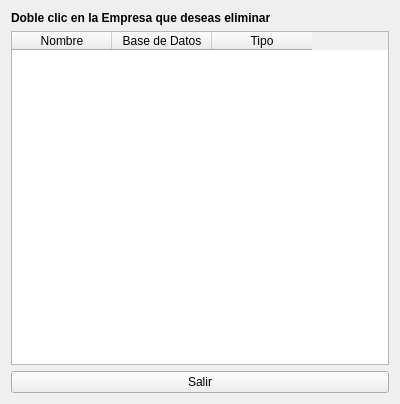
First picture: the form in bulmages/bulmasetup/eliminarempresabase.ui, repository eboladev/Bulmages-1, before the edit.
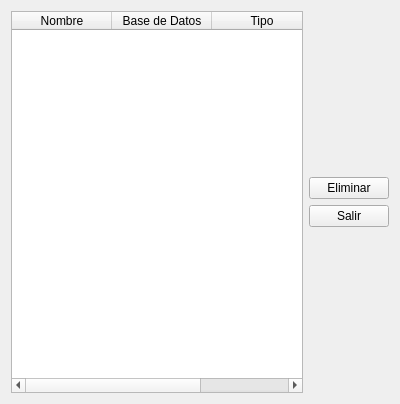
Second picture: the form after the edit. Icons and pictures are not drawn.

Commit message: modifico el modulo de eliminar empresas existentes, cambio la accion necesaria para borrar la empresa, haia que hacer doble clic en la fila de la empresa, ahora he añadido un boton eliminar, y coje el nombre de la base de datos de la fila que este seleccionada.

The edit to the form file:
```diff
--- a/bulmages/bulmasetup/eliminarempresabase.ui
+++ b/bulmages/bulmasetup/eliminarempresabase.ui
@@ -36,21 +36,6 @@
   </property>
   <layout class="QGridLayout" name="gridLayout">
    <item row="0" column="0">
-    <widget class="QLabel" name="label">
-     <property name="font">
-      <font>
-       <weight>75</weight>
-       <bold>true</bold>
-       <strikeout>false</strikeout>
-       <kerning>true</kerning>
-      </font>
-     </property>
-     <property name="text">
-      <string>Doble clic en la Empresa que deseas eliminar</string>
-     </property>
-    </widget>
-   </item>
-   <item row="1" column="0">
     <widget class="QTableWidget" name="lista_empresas">
      <property name="focusPolicy">
       <enum>Qt::ClickFocus</enum>
@@ -117,16 +102,57 @@
      </column>
     </widget>
    </item>
-   <item row="2" column="0">
-    <widget class="QPushButton" name="mui_cancelar">
-     <property name="text">
-      <string>Salir</string>
-     </property>
-     <property name="icon">
-      <iconset resource="resources.qrc">
-       <normaloff>:/images/bulmasetup_exit.png</normaloff>:/images/bulmasetup_exit.png</iconset>
-     </property>
-    </widget>
+   <item row="0" column="1">
+    <layout class="QVBoxLayout" name="verticalLayout">
+     <item>
+      <spacer name="verticalSpacer_2">
+       <property name="orientation">
+        <enum>Qt::Vertical</enum>
+       </property>
+       <property name="sizeHint" stdset="0">
+        <size>
+         <width>20</width>
+         <height>40</height>
+        </size>
+       </property>
+      </spacer>
+     </item>
+     <item>
+      <widget class="QPushButton" name="eliminar">
+       <property name="text">
+        <string>Eliminar</string>
+       </property>
+       <property name="icon">
+        <iconset resource="resources.qrc">
+         <normaloff>:/images/bulmasetup_eliminarempresa.xpm</normaloff>:/images/bulmasetup_eliminarempresa.xpm</iconset>
+       </property>
+      </widget>
+     </item>
+     <item>
+      <widget class="QPushButton" name="salir">
+       <property name="text">
+        <string>Salir</string>
+       </property>
+       <property name="icon">
+        <iconset resource="resources.qrc">
+         <normaloff>:/images/bulmasetup_exit.png</normaloff>:/images/bulmasetup_exit.png</iconset>
+       </property>
+      </widget>
+     </item>
+     <item>
+      <spacer name="verticalSpacer">
+       <property name="orientation">
+        <enum>Qt::Vertical</enum>
+       </property>
+       <property name="sizeHint" stdset="0">
+        <size>
+         <width>20</width>
+         <height>40</height>
+        </size>
+       </property>
+      </spacer>
+     </item>
+    </layout>
    </item>
   </layout>
  </widget>
```
Left out of the diff: 10 changed lines with no effect on the pictures. The commit also changes 2 other files.
